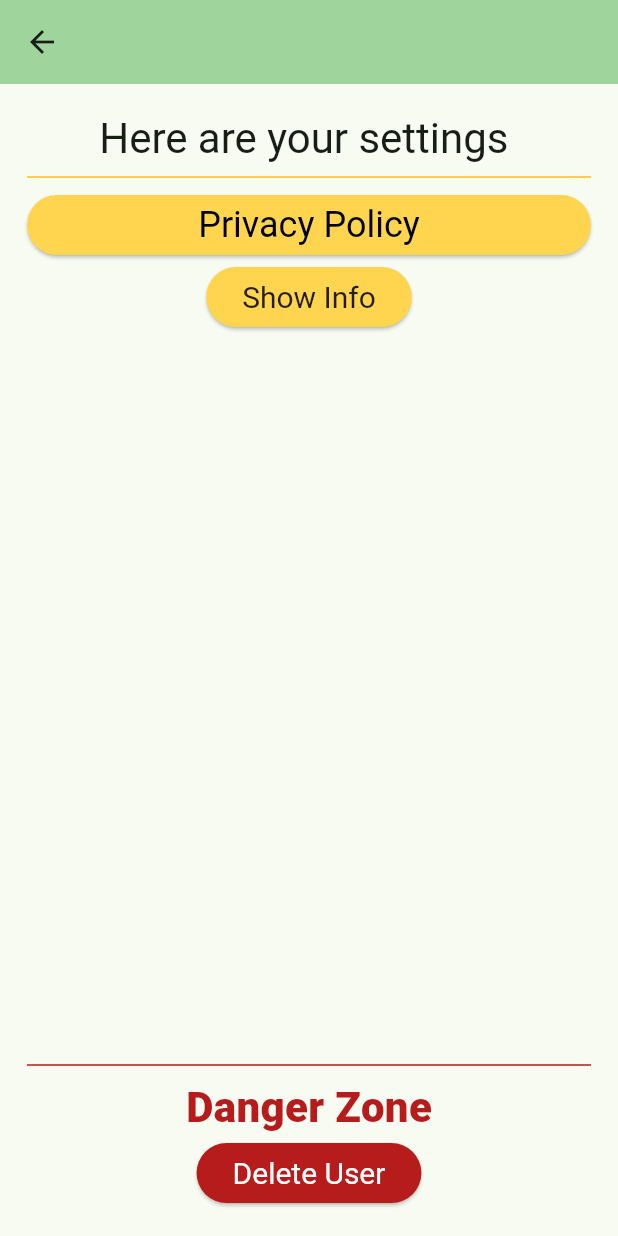
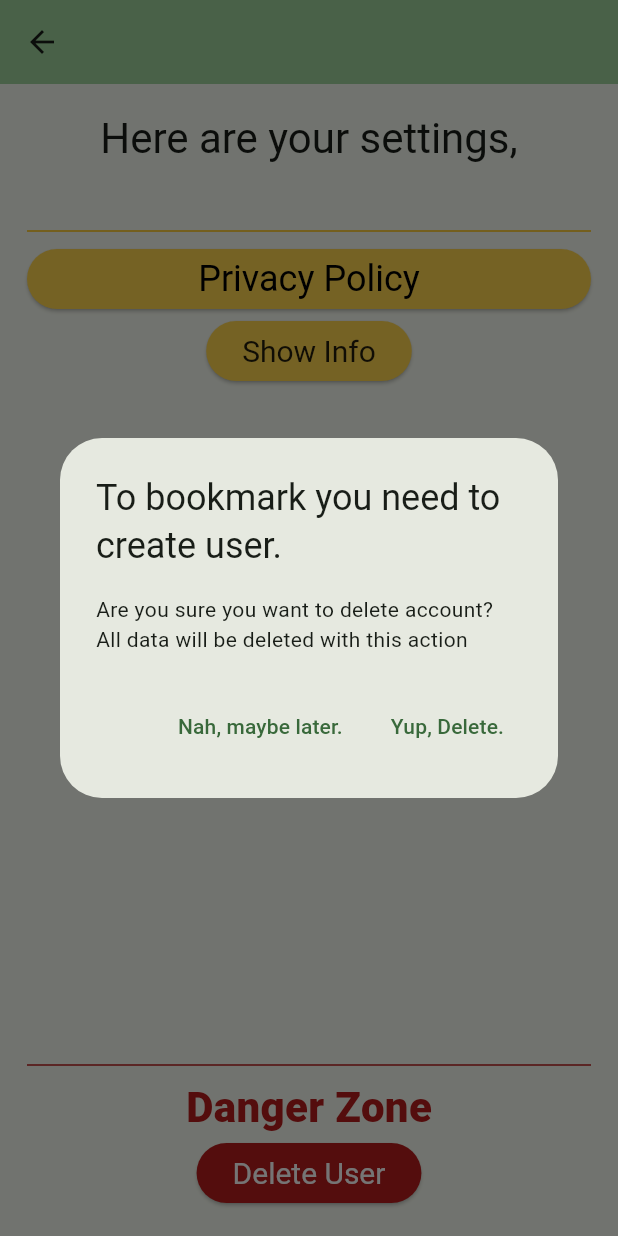
Before and after one commit to szarleydwarf/GoodNewsMVVM, a Flutter app: the SettingsScreen screen opened directly with empty values, after a tap on "Show Info", on a phone screen of 412 x 824 dp. Run offline on Flutter 3.47's test engine with Material 2 defaults, Android fonts, the phone set to English and light mode, and no system bars; our stand-ins replace shared_preferences; missing offline and left inert: flutter_cached_pdfview; accounts and stored records are empty; network calls fail.

Commit message:
clean up

```diff
--- a/lib/misc/constants.dart
+++ b/lib/misc/constants.dart
@@ -1,22 +1,32 @@
+// Screen Names
 const String appTitle = 'Good News App';
 const String homePageTitle = "Get A Good News Every Day";
 const String settingsPageTitle = "Settings";
 const String ppPageTitle = "Privacy Policy";
+
+// Assets
 const String appSplashIcon = "assets/appstore.png";
 
+// Default & Pkaceholders
 const String friend = "My Friend.";
 const String authorNamePlaceholder = "Rad Chom";
 const String quotePlaceholder =
     "Lorem ipsum dolor sit amet, consectetur adipiscing elit, sed do eiusmod tempor incididunt ut labore et dolore magna aliqua.";
-const String imagePathPlaceholder = 'https://images.squarespace-cdn.com/content/v1/647e19ffc1836a5f26764e43/91d4e109-23fc-4c77-b3d7-4c92f33d268d/A+journey+of+a+thousand+miles.png?format=1500w';
+const String imagePathPlaceholder =
+    'https://images.squarespace-cdn.com/content/v1/647e19ffc1836a5f26764e43/91d4e109-23fc-4c77-b3d7-4c92f33d268d/A+journey+of+a+thousand+miles.png?format=1500w';
 
+//
 const double cornerRadius = 25.0;
 const double iconButtonSize = 27.0;
 const double wholeScreenPadding = 18.0;
 
-const String quotesAPI = "https://api.forismatic.com/api/1.0/?method=getQuote&format=json&lang=en";
-const String imageAPI = "https://pixabay.com/api/?key=18691967-c6bbf9bfa8dba2ffd4c907bb5&q=nature+horizontal&image_type=photo";
-const String ppURL = "https://static1.squarespace.com/static/647e19ffc1836a5f26764e43/t/656398db740cfd27463ccf16/1701026012071/GOOD+NEWS+FOR+YOU+App+-+Privacy+Policy.pdf";
+// URLs
+const String quotesAPI =
+    "https://api.forismatic.com/api/1.0/?method=getQuote&format=json&lang=en";
+const String imageAPI =
+    "https://pixabay.com/api/?key=18691967-c6bbf9bfa8dba2ffd4c907bb5&q=nature+horizontal&image_type=photo";
+const String ppURL =
+    "https://static1.squarespace.com/static/647e19ffc1836a5f26764e43/t/656398db740cfd27463ccf16/1701026012071/GOOD+NEWS+FOR+YOU+App+-+Privacy+Policy.pdf";
 
 // alerts
 const String infoAlertTitle = 'To bookmark you need to create user.';
@@ -32,10 +42,20 @@ const String deleteAlertDescription_1 =
 const String deleteAlertDescription_2 =
     "All data will be deleted with this action";
 
+// Buttons
 const String cancelButton = 'Nah, maybe later.';
 const String okButton = 'Yup, Let\'s create.';
 const String deleteButton = 'Yup, Delete.';
 const String saveButton = 'Save';
+const String deleteUserButton = "Delete User";
+
+// Other
+const String settingsLabelText = "Here are your settings,";
+const String infoButton = "Show Info";
+const String dangerzoneLabelText = "Danger Zone";
+const String unknownAuthor = "Author Unknown";
+const String helloLabelText = "Hello, ";
+const String emptyString = "";
 
 // prefs keys
 const String nameKey = 'name';
--- a/lib/screens/home_screen.dart
+++ b/lib/screens/home_screen.dart
@@ -135,7 +135,7 @@ class _HomeScreenState extends State<HomeScreen> {
   }
 
   Widget getQuoteWidget(Quote? data) {
-    var authorName = data?.author == "" ? "Unknown" : data?.author;
+    var authorName = data?.author == "" ? unknownAuthor : data?.author;
     return Column(
       children: [
         getAuthorRow(authorName ?? authorNamePlaceholder,
@@ -252,7 +252,7 @@ class _HomeScreenState extends State<HomeScreen> {
           ),
           actions: <Widget>[
             TextButton(
-              onPressed: () => Navigator.pop(context, 'Cancel'),
+              onPressed: () => Navigator.pop(context, cancelButton),
               child: const Text(cancelButton),
             ),
             TextButton(
@@ -312,7 +312,7 @@ class _HomeScreenState extends State<HomeScreen> {
   }
 
   void _setUserBar() async {
-    userBarText = "Hello ${getUserName()}";
+    userBarText = helloLabelText + getUserName();
   }
 
   void saveUser() async {
--- a/lib/screens/settings_screen.dart
+++ b/lib/screens/settings_screen.dart
@@ -53,7 +53,8 @@ class _SettingsScreenState extends State<SettingsScreen> {
                Divider(
                 color: Colors.red.shade900,
               ),
-              Text("Danger Zone",style: TextStyle(
+              Text(dangerzoneLabelText,
+                style: TextStyle(
                 fontSize: 28,
                 color: Colors.red.shade900,
                 fontWeight: FontWeight.w900
@@ -84,7 +85,7 @@ class _SettingsScreenState extends State<SettingsScreen> {
           ),
           actions: <Widget>[
             TextButton(
-              onPressed: () => Navigator.pop(context, 'Cancel'),
+              onPressed: () => Navigator.pop(context, cancelButton),
               child: const Text(cancelButton),
             ),
             TextButton(
@@ -111,8 +112,15 @@ class _SettingsScreenState extends State<SettingsScreen> {
   }
 
   Widget getUserLabel() {
-    return Text("Here are your settings $userName",
-        style: Theme.of(context).textTheme.headlineMedium);
+    return Column(
+      mainAxisAlignment: MainAxisAlignment.center,
+      children: [
+        Text(settingsLabelText,
+            style: Theme.of(context).textTheme.headlineMedium),
+        Text(userName,
+            style: Theme.of(context).textTheme.headlineMedium),
+      ],
+    );
   }
 
   Widget displayPP() {
@@ -153,7 +161,7 @@ class _SettingsScreenState extends State<SettingsScreen> {
         backgroundColor: Colors.red.shade900,
         foregroundColor: Colors.white,
       ),
-      child: const Text("Delete User"),
+      child: const Text(deleteUserButton),
     );
   }
 
@@ -163,13 +171,15 @@ class _SettingsScreenState extends State<SettingsScreen> {
       children: [
       const Padding(padding: EdgeInsets.symmetric(vertical: 10)),
       ElevatedButton(
-        onPressed: () => {},
+        onPressed: () => {
+          showAlert()
+        },
         style: ElevatedButton.styleFrom(
           textStyle: const TextStyle(fontSize: 20),
           backgroundColor: Colors.amber.shade300,
           foregroundColor: Colors.black87,
         ),
-        child: const Text("Show Info"),
+        child: const Text(infoButton),
       )
     ]);
   }
```
